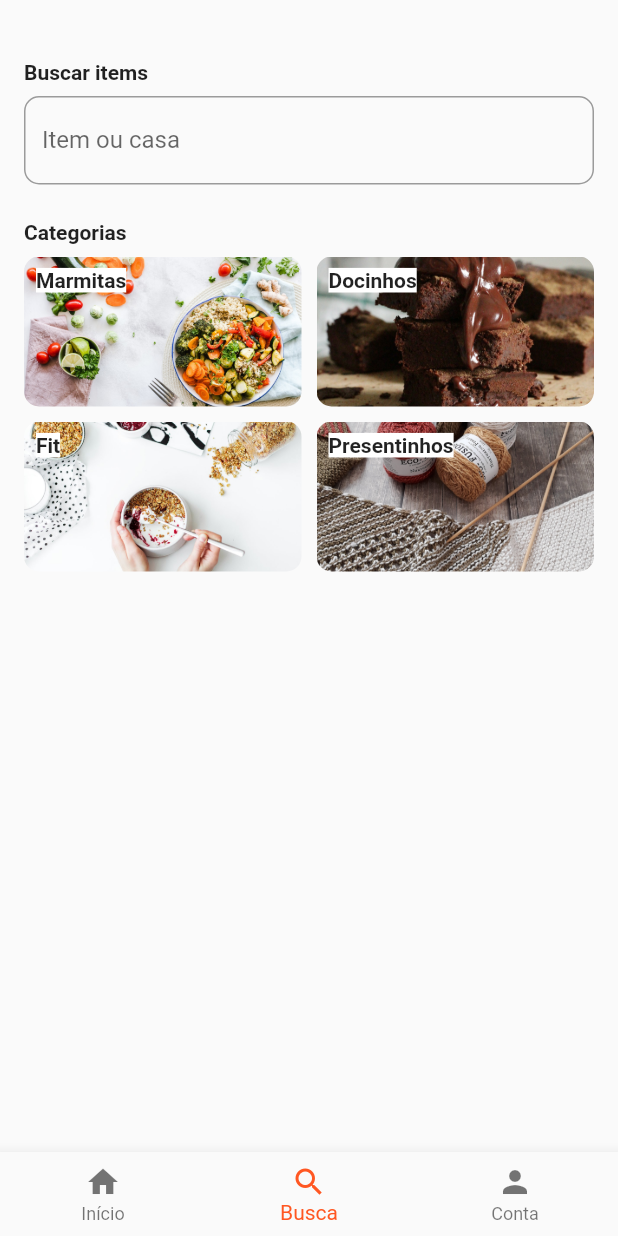
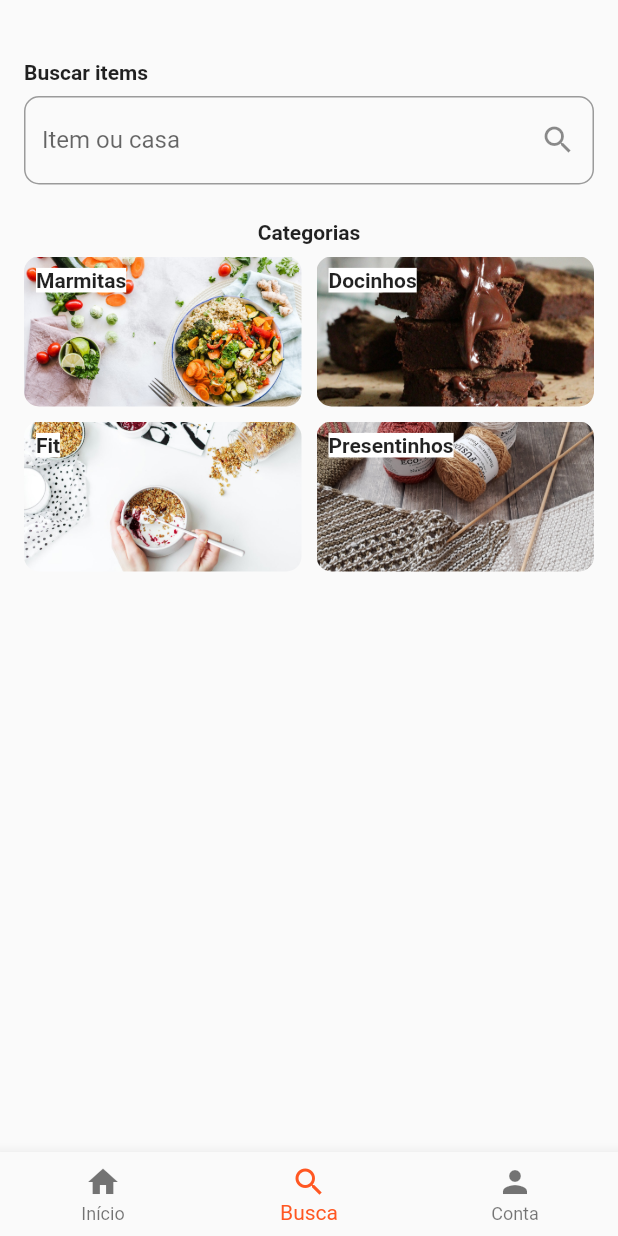
Before and after one commit to Caseirinho/caseirinho-app, a Flutter app: the HomeNavigator screen opened directly, item 2 of the bottom bar chosen, on a phone screen of 412 x 824 dp. Run offline on Flutter 3.47's test engine with Material 2 defaults, Android fonts, the phone set to English and light mode, and no system bars; our stand-ins replace flutter_svg; missing offline and left inert: mapbox_gl.

Commit message:
start search

```diff
--- a/lib/screens/home/busca_screen.dart
+++ b/lib/screens/home/busca_screen.dart
@@ -1,24 +1,85 @@
 import 'package:caseirinho_app/screens/home/components/categorias.dart';
 import 'package:caseirinho_app/screens/home/components/section_title.dart';
 import 'package:flutter/material.dart';
+import 'package:quiver/strings.dart';
 
 import 'components/busca.dart';
 
-class BuscaScreen extends StatelessWidget {
+class BuscaScreen extends StatefulWidget {
+  @override
+  _BuscaScreenState createState() => _BuscaScreenState();
+}
+
+class _BuscaScreenState extends State<BuscaScreen> {
+  String textoBusca;
+  List resultadoBusca;
+
   @override
   Widget build(BuildContext context) {
-    return SingleChildScrollView(
-      child: Padding(
+    return Padding(
       padding: const EdgeInsets.all(16.0),
       child: Column(
         crossAxisAlignment: CrossAxisAlignment.start,
         children: [
-            Busca(),
-            SectionTitle("Categorias"),
-            Categorias(),
+          Busca(
+            efetuaBusca: (v) => efetuaBusca(v),
+          ),
+          resultadoBusca == null ? buildCategorias() : buildResultados(),
         ],
+      ),
+    );
+  }
+
+  Widget buildResultados() {
+    if (resultadoBusca.isEmpty) {
+      return Expanded(
+        child: DefaultTabController(
+          length: 2,
+          child: Container(
+            // color: Colors.green,
+            child: Column(
+              crossAxisAlignment: CrossAxisAlignment.start,
+              children: [
+                // SectionTitle("Resultados"),
+                TabBar(
+                  labelColor: Theme.of(context).primaryColor,
+                  indicatorColor: Theme.of(context).primaryColor,
+                  tabs: [
+                    Tab(text: "Itens",),
+                    Tab(text: "Casas",),
+                  ],
+                ),
+                // TabBarView(
+                //   children: [
+                //     Icon(Icons.directions_car),
+                //     Icon(Icons.directions_transit),
+                //   ],
+                // ),
+              ],
+            ),
           ),
         ),
       );
     }
   }
+
+  efetuaBusca(v) {
+    setState(() {
+      textoBusca = v;
+      if (isBlank(textoBusca)) {
+        resultadoBusca = null;
+      } else {
+        resultadoBusca = [];
+      }
+    });
+  }
+
+  Column buildCategorias() {
+    return Column(
+      children: [
+        SectionTitle("Categorias"),
+        Categorias(),
+      ],
+    );
+  }
+}
--- a/lib/screens/home/components/busca.dart
+++ b/lib/screens/home/components/busca.dart
@@ -1,16 +1,33 @@
-import 'package:caseirinho_app/components/my_text_field.dart';
 import 'package:caseirinho_app/screens/home/components/section_title.dart';
 import 'package:flutter/material.dart';
 
-class Busca extends StatelessWidget {
+class Busca extends StatefulWidget {
+  final efetuaBusca;
+
+  const Busca({Key key, this.efetuaBusca}) : super(key: key);
+
+  @override
+  _BuscaState createState() => _BuscaState();
+}
+
+class _BuscaState extends State<Busca> {
+
   @override
   Widget build(BuildContext context) {
     return Column(
       crossAxisAlignment: CrossAxisAlignment.start,
       children: [
         SectionTitle("Buscar items"),
-        MyTextField(
-          labelText: "Item ou casa",
+        TextFormField(
+          textInputAction: TextInputAction.search,
+          onFieldSubmitted: widget.efetuaBusca,
+          decoration: InputDecoration(
+            labelText: 'Item ou casa',
+            suffixIcon: Icon(Icons.search),
+            border: OutlineInputBorder(
+              borderRadius: BorderRadius.all(Radius.circular(10)),
+            ),
+          ),
         ),
       ],
     );
```
Also changed, not shown: lib/components/my_text_field.dart (+6 -1 lines). Lines whose indentation alone changed are shown as unchanged.
